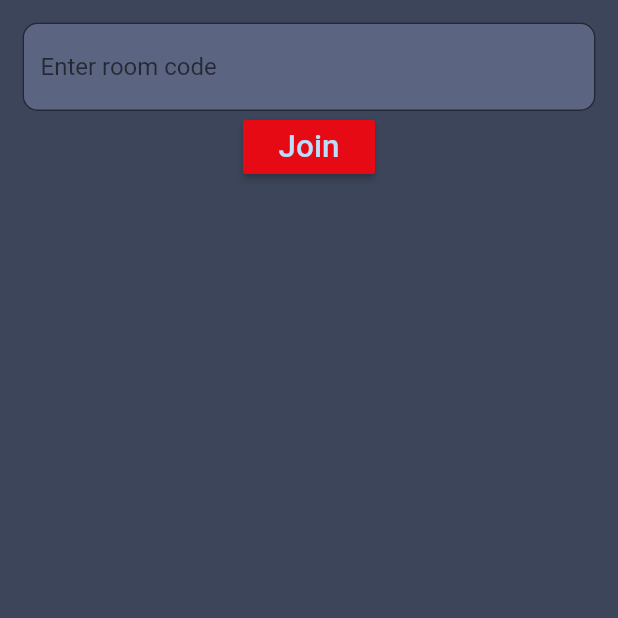
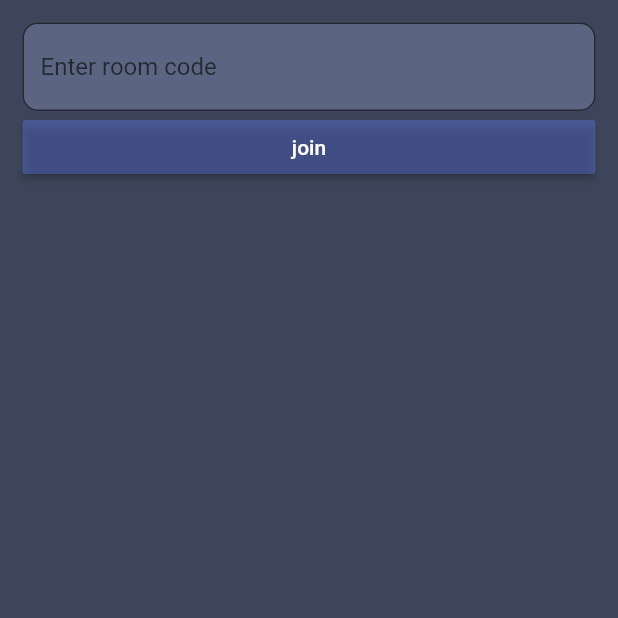
Before and after one commit to Un-dev/Projet-AcLab, a Flutter app: the CustomForm screen opened directly, on a phone screen of 412 x 824 dp, the top half of it. Run offline on Flutter 3.47's test engine with Material 2 defaults, Android fonts, the phone set to English and light mode, and no system bars; missing offline and left inert: flutter_color.

Commit message:
:recycle:refactor(customTextField.dart, joinRoom.dart) : add customtextfield code and refactor joinRoom code

```diff
--- a/netlab/lib/Screens/Room/joinRoom.dart
+++ b/netlab/lib/Screens/Room/joinRoom.dart
@@ -1,7 +1,8 @@
 import 'package:flutter/material.dart';
 import 'package:flutter_color/flutter_color.dart';
+import 'package:netlab/utils/customButton.dart';
 import 'package:netlab/utils/customTextField.dart';
-import 'package:netlab/utils/myCustomButton.dart';
+
 
 class JoinRoom extends StatelessWidget {
   @override
@@ -35,9 +36,15 @@ class FormState extends State<CustomForm> {
         padding: EdgeInsets.all(15.0),
         child: Column(
           children: <Widget>[
-            textfieldWidget(textStyle, codeController, TextInputType.number),
-            myLayoutWidget(
-                this.result, this.codeController, this.context, this.setState),
+            textfieldWidget(textStyle, codeController, TextInputType.number,"Enter room code"),
+            CustomButton(
+              label: 'join',
+              onPressed: () {
+                setState(() {
+                  result = codeController.text;
+                });
+              },
+            ),
             Text(result),
           ],
         ),
--- a/netlab/lib/utils/customTextField.dart
+++ b/netlab/lib/utils/customTextField.dart
@@ -2,13 +2,13 @@ import 'package:flutter/material.dart';
 import 'package:flutter_color/flutter_color.dart';
 
 
-Widget textfieldWidget(textStyle, codeController, mKeyboardtype) {
+Widget textfieldWidget(textStyle, codeController, mKeyboardtype,placeholder) {
   return Column(
     children: [
       TextField(
         controller: codeController,
         decoration: InputDecoration(
-            hintText: 'Enter room code',
+            hintText: placeholder,
             labelStyle: textStyle,
             filled: true,
             fillColor: Color.fromRGBO(91,101,129,1),
--- a/netlab/lib/utils/myCustomButton.dart
+++ /dev/null
@@ -1,24 +0,0 @@
-
-import 'package:flutter/material.dart';
-
-Widget myLayoutWidget(result,codeController,context,setState) {
-  return Column(
-    children: [
-      RaisedButton(
-          color: Color.fromRGBO(229,10,20,1),
-          textColor: Theme.of(context).primaryColorLight,
-          onPressed: () {
-            setState(() {
-              result = codeController.text;
-            });
-          },
-          child: Text(
-            'Join',
-            textScaleFactor: 1.5,
-          ),
-
-      ),
-    ],
-  );
-
-}
```
Also changed, not shown: netlab/pubspec.lock.
